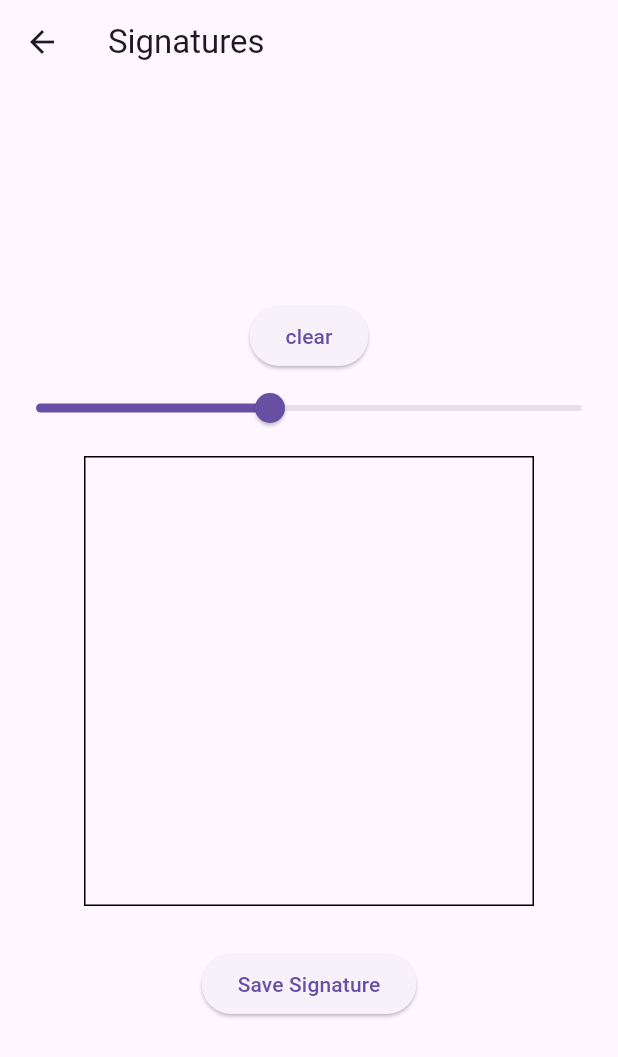
After one commit to GurpreetSThiara/pdf_scanner_ultimate, a Flutter app: the SignaturePage screen opened directly, after a tap on "Save Signature", on a phone screen of 412 x 824 dp. The commit adds this screen. Shown: the top 1057 px of the screen. Run offline on Flutter 3.47's test engine with Material 3 defaults, Android fonts, the phone set to English and light mode, and no system bars; our stand-ins replace extended_image, file_picker, get, hive, hive_flutter, image_picker and 3 more; missing offline and left inert: alh_pdf_view, image_editor, lecle_downloads_path_provider, pdf_manipulator; accounts and stored records are empty.

Commit message:
added signature canvas for creating and saving signaures as png

```diff
--- /dev/null
+++ b/lib/controllers/signature_controller.dart
@@ -0,0 +1,25 @@
+import 'package:flutter/cupertino.dart';
+import 'package:get/get.dart';
+
+import '../views/signature.dart';
+
+class SignatureController extends GetxController {
+   final GlobalKey<SignaturePainterState> signatureKey = GlobalKey();
+   Rx<double> strokeWidth = 4.0.obs;
+   RxList<Offset> points = <Offset>[].obs;
+
+
+
+   setStrokeWidth(double width){
+     strokeWidth.value =width;
+   }
+
+   addPoints(Offset o){
+     points.add(o);
+   }
+
+   clearPoints(){
+     points.clear();
+   }
+
+}
--- a/lib/main.dart
+++ b/lib/main.dart
@@ -3,7 +3,7 @@ import 'package:get/get.dart';
 import 'package:hive/hive.dart';
 import 'package:hive_flutter/adapters.dart';
 import 'package:pdf_scanner_ultimate/controllers/create_pdf_controller.dart';
-import 'package:pdf_scanner_ultimate/views/x.dart';
+
 
 import 'controllers/hive_controller.dart';
 import 'models/pdf_data.dart';
--- a/lib/views/home_view.dart
+++ b/lib/views/home_view.dart
@@ -3,10 +3,9 @@ import 'package:flutter/material.dart';
 import 'package:get/get.dart';
 import 'package:pdf_scanner_ultimate/controllers/edit_pdf_controller.dart';
 import 'package:pdf_scanner_ultimate/controllers/hive_controller.dart';
-import 'package:pdf_scanner_ultimate/views/edit_view.dart';
 import 'package:pdf_scanner_ultimate/views/image_viewer.dart';
 import 'package:pdf_scanner_ultimate/views/preview_pdf.dart';
-import 'dart:io';
+import 'package:pdf_scanner_ultimate/views/signature.dart';
 import '../controllers/create_pdf_controller.dart';
 
 class HomeView extends GetView<CreatePdfController> {
@@ -83,8 +82,10 @@ class HomeView extends GetView<CreatePdfController> {
 
                               title: "Split PDFs",
                               subTitle: "merge multiple pdf files",
-                              onTap: handleMergePdfs,
+                              onTap: handleSplitPdfs,
                               width:width),
+
+                          customTile(width: width,title: "Signatures",onTap: handleSignatureTap,subTitle: "signatures")
 
 
                         ],
@@ -168,7 +169,27 @@ class HomeView extends GetView<CreatePdfController> {
 
   }
 
+  handleSignatureTap(){
+    Get.to(SignaturePage());
+  }
+
   handleMergePdfs() async {
+    FilePickerResult? result = await FilePicker.platform.pickFiles(
+      type: FileType.custom,
+      allowMultiple: true,
+      allowedExtensions: ['pdf'],
+    );
+
+    if (result != null) {
+      List<String> paths = [];
+      for (var i in result.files) {
+        paths.add(i.path!);
+      }
+      await editPdfController.mergeMultiplePdfs(paths);
+      Get.to(PreviewPdf());
+    }
+  }
+  handleSplitPdfs() async {
     FilePickerResult? result = await FilePicker.platform.pickFiles(
       type: FileType.custom,
       allowMultiple: true,
--- /dev/null
+++ b/lib/views/signature.dart
@@ -0,0 +1,192 @@
+import 'dart:io';
+import 'dart:ui' as ui;
+import 'dart:typed_data';
+import 'package:flutter/material.dart';
+import 'package:get/get.dart';
+import 'package:lecle_downloads_path_provider/lecle_downloads_path_provider.dart';
+import 'package:pdf_scanner_ultimate/controllers/signature_controller.dart';
+import 'package:permission_handler/permission_handler.dart';
+
+
+
+
+
+class SignaturePage extends StatefulWidget {
+  @override
+  State<SignaturePage> createState() => _SignaturePageState();
+}
+
+class _SignaturePageState extends State<SignaturePage> {
+  final SignatureController controller = Get.put(SignatureController());
+
+  @override
+  Widget build(BuildContext context) {
+    double width = MediaQuery.of(context).size.width;
+    double height = MediaQuery.of(context).size.height;
+    return Scaffold(
+      appBar: AppBar(
+        title: Text('Signatures'),
+      ),
+      body: Center(
+        child: SingleChildScrollView(
+          child: Column(
+            mainAxisAlignment: MainAxisAlignment.center,
+            children: [
+              ElevatedButton(onPressed: (){
+                controller.clearPoints();
+              }, child: Text('clear')),
+              Slider(max: 8, min:1,value: controller.strokeWidth.value, onChanged: (value){
+                controller.setStrokeWidth(value);
+              }),
+
+
+              Container(
+                margin: EdgeInsets.all(8),
+                height:300,
+                width: 300,
+                decoration: BoxDecoration(
+                  border: Border.all(),
+                ),
+                child: GetBuilder<SignatureController>(
+                  builder: (controller) => SignaturePainter(key: controller.signatureKey),
+                ),
+              ),
+              SizedBox(height: 20),
+              ElevatedButton(
+                onPressed: () async {
+                 await controller.signatureKey.currentState!.exportSignature(300,300);
+                  // Save the image here
+                  // You can implement saving functionality using any preferred method (e.g., image_gallery_saver)
+                  // For simplicity, let's just print the bytes
+
+                },
+                child: Text('Save Signature'),
+              ),
+            ],
+          ),
+        ),
+      ),
+    );
+  }
+}
+
+class SignaturePainter extends StatefulWidget {
+  SignaturePainter({Key? key}) : super(key: key);
+
+  @override
+  SignaturePainterState createState() => SignaturePainterState();
+}
+
+class SignaturePainterState extends State<SignaturePainter> {
+  final SignatureController controller = Get.put(SignatureController());
+
+
+  late ui.Image _backgroundImage;
+
+  @override
+  void initState() {
+    super.initState();
+    _loadBackgroundImage();
+  }
+
+  Future<void> _loadBackgroundImage() async {
+    // Load your background image here
+    // For simplicity, I'll just use a blank white image
+    final recorder = ui.PictureRecorder();
+    final canvas = Canvas(recorder, Rect.fromPoints(Offset.zero, Offset(300, 300)));
+    canvas.drawColor(Colors.white, BlendMode.dstOver); // Blank white background
+    final picture = recorder.endRecording();
+    _backgroundImage = await picture.toImage(300, 300);
+  }
+
+
+
+  Future<Uint8List> exportSignature(int height, int width) async {
+    final recorder = ui.PictureRecorder();
+    final canvas = Canvas(recorder, Rect.fromPoints(Offset.zero, Offset(width.toDouble(), height.toDouble())));
+
+    if (_backgroundImage != null) {
+      canvas.drawImage(_backgroundImage, Offset.zero, Paint());
+    }
+
+    Paint paint = Paint()
+      ..color = Colors.black
+      ..strokeCap = StrokeCap.round
+      ..strokeWidth = controller.strokeWidth.value;
+
+    for (int i = 0; i < controller.points.length - 1; i++) {
+      if (controller.points[i] != null && controller.points[i + 1] != null) {
+        canvas.drawLine(controller.points[i], controller.points[i + 1], paint);
+      }
+    }
+
+    final picture = recorder.endRecording();
+    final img = await picture.toImage(width, height);
+    final pngBytes = await img.toByteData(format: ui.ImageByteFormat.png);
+    final Uint8List bytes = Uint8List.view(pngBytes!.buffer);
+
+    var status = await Permission.storage.request();
+
+    if (status != PermissionStatus.granted) {
+      Get.snackbar('Permission Denied', 'Storage permission is required',
+          snackPosition: SnackPosition.BOTTOM);
+      return Uint8List(0);
+    }
+
+    Directory? downloadsDirectory = await DownloadsPath.downloadsDirectory();
+    final directoryPath = downloadsDirectory!.path;
+    File file = File('$directoryPath/signature${DateTime.now()}.png');
+    await file.writeAsBytes(bytes);
+
+    return bytes;
+  }
+
+
+  @override
+  Widget build(BuildContext context) {
+    double width = MediaQuery.of(context).size.width;
+    double height = MediaQuery.of(context).size.height;
+    return GestureDetector(
+      onPanUpdate: (details) {
+        setState(() {
+          RenderBox renderBox = context.findRenderObject() as RenderBox;
+          controller.points.add(renderBox.globalToLocal(details.globalPosition));
+        });
+      },
+      onPanEnd: (details) {
+        controller.points.add(Offset.infinite);
+      },
+      child: CustomPaint(
+        painter: SignaturePainterCustom(points: controller.points),
+        size: Size(300, 300),
+      ),
+    );
+  }
+}
+
+class SignaturePainterCustom extends CustomPainter {
+  final SignatureController controller = Get.put(SignatureController());
+
+  final List<Offset> points;
+
+  SignaturePainterCustom({required this.points});
+
+  @override
+  void paint(Canvas canvas, Size size) {
+    Paint paint = Paint()
+      ..color = Colors.black
+      ..strokeCap = StrokeCap.round
+      ..strokeWidth = controller.strokeWidth.value;
+
+    for (int i = 0; i < points.length - 1; i++) {
+      if (points[i] != Offset.infinite && points[i + 1] != Offset.infinite) {
+        canvas.drawLine(points[i], points[i + 1], paint);
+      }
+    }
+  }
+
+  @override
+  bool shouldRepaint(covariant CustomPainter oldDelegate) {
+    return true;
+  }
+}
```
